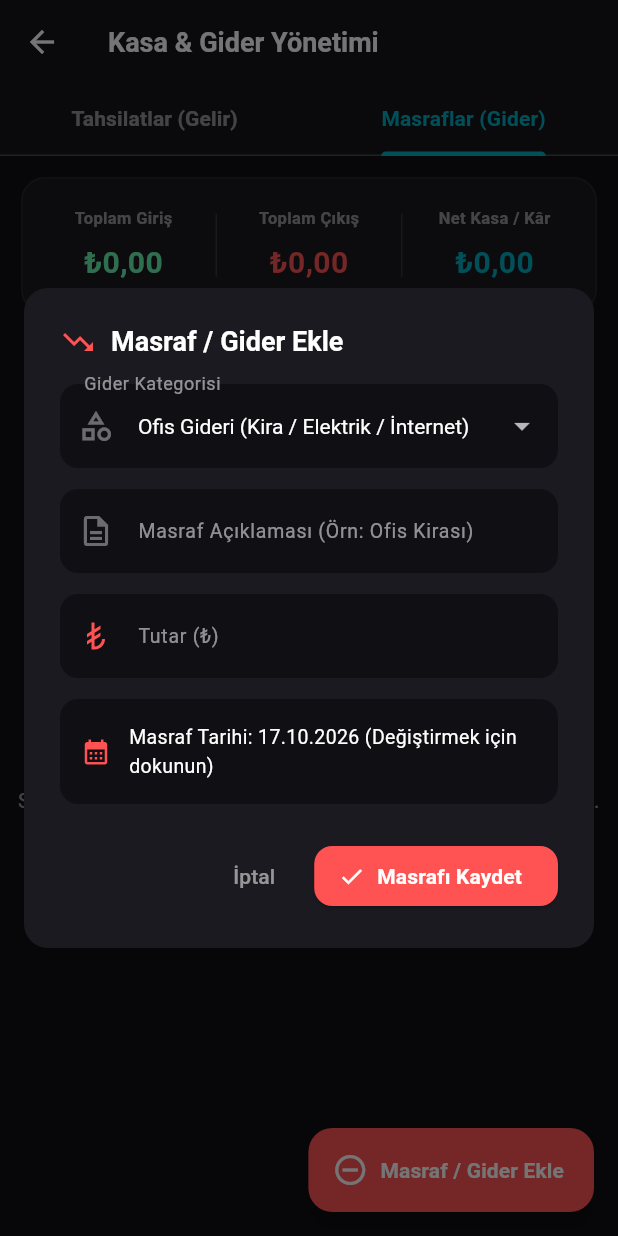
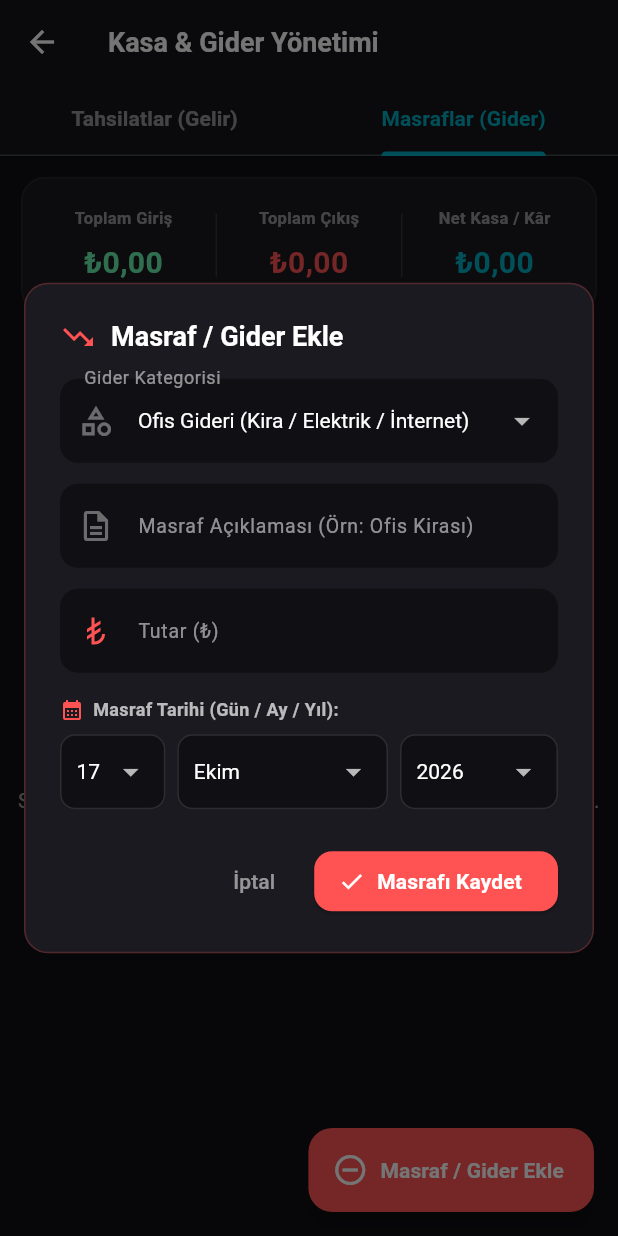
Before and after one commit to Electus41/hesap_takip, a Flutter app: the CashTransactionsScreen screen opened directly, tab 2 chosen, after a tap on "Masraf / Gider Ekle", on a phone screen of 412 x 824 dp. Run offline on Flutter 3.47's test engine with Material 3 defaults, Android fonts, the phone set to English and light mode, and no system bars; our stand-ins replace file_picker, pdf, printing, shared_preferences, supabase_flutter; accounts and stored records are empty.

Commit message:
Kasa ekrani Turkce tarih secici ve gider yonetimi guncellendi

```diff
--- a/lib/screens/finance/cash_transactions_screen.dart
+++ b/lib/screens/finance/cash_transactions_screen.dart
@@ -25,6 +25,21 @@ class _CashTransactionsScreenState extends State<CashTransactionsScreen>
   double _totalIncome = 0.0;
   double _totalExpense = 0.0;
 
+  static const List<String> _turkishMonths = [
+    'Ocak',
+    'Şubat',
+    'Mart',
+    'Nisan',
+    'Mayıs',
+    'Haziran',
+    'Temmuz',
+    'Ağustos',
+    'Eylül',
+    'Ekim',
+    'Kasım',
+    'Aralık',
+  ];
+
   @override
   void initState() {
     super.initState();
@@ -43,6 +58,123 @@ class _CashTransactionsScreenState extends State<CashTransactionsScreen>
   void dispose() {
     _tabController.dispose();
     super.dispose();
+  }
+
+  // RAPOR EKRANIYLA BİREBİR AYNI %100 TÜRKÇE GÜN / AY / YIL SEÇİCİ
+  Widget _buildTurkishDateDropdowns(
+    DateTime current,
+    ValueChanged<DateTime> onChanged,
+  ) {
+    final maxDaysInMonth = DateTime(current.year, current.month + 1, 0).day;
+    final safeDay = current.day > maxDaysInMonth ? maxDaysInMonth : current.day;
+
+    return Row(
+      children: [
+        // GÜN SEÇİMİ
+        Expanded(
+          flex: 2,
+          child: Container(
+            padding: const EdgeInsets.symmetric(horizontal: 10),
+            decoration: BoxDecoration(
+              color: const Color(0xFF101014),
+              borderRadius: BorderRadius.circular(10),
+              border: Border.all(color: Colors.white12),
+            ),
+            child: DropdownButtonHideUnderline(
+              child: DropdownButton<int>(
+                value: safeDay,
+                isExpanded: true,
+                dropdownColor: const Color(0xFF222222),
+                style: const TextStyle(color: Colors.white, fontSize: 14),
+                items: List.generate(maxDaysInMonth, (i) => i + 1)
+                    .map(
+                      (d) => DropdownMenuItem(
+                        value: d,
+                        child: Text(d.toString().padLeft(2, '0')),
+                      ),
+                    )
+                    .toList(),
+                onChanged: (val) {
+                  if (val != null) {
+                    onChanged(DateTime(current.year, current.month, val));
+                  }
+                },
+              ),
+            ),
+          ),
+        ),
+        const SizedBox(width: 8),
+        // TÜRKÇE AY SEÇİMİ
+        Expanded(
+          flex: 4,
+          child: Container(
+            padding: const EdgeInsets.symmetric(horizontal: 10),
+            decoration: BoxDecoration(
+              color: const Color(0xFF101014),
+              borderRadius: BorderRadius.circular(10),
+              border: Border.all(color: Colors.white12),
+            ),
+            child: DropdownButtonHideUnderline(
+              child: DropdownButton<int>(
+                value: current.month,
+                isExpanded: true,
+                dropdownColor: const Color(0xFF222222),
+                style: const TextStyle(color: Colors.white, fontSize: 14),
+                items: List.generate(12, (i) => i + 1)
+                    .map(
+                      (m) => DropdownMenuItem(
+                        value: m,
+                        child: Text(_turkishMonths[m - 1]),
+                      ),
+                    )
+                    .toList(),
+                onChanged: (val) {
+                  if (val != null) {
+                    final maxD = DateTime(current.year, val + 1, 0).day;
+                    final d = current.day > maxD ? maxD : current.day;
+                    onChanged(DateTime(current.year, val, d));
+                  }
+                },
+              ),
+            ),
+          ),
+        ),
+        const SizedBox(width: 8),
+        // YIL SEÇİMİ (2015 - 2035)
+        Expanded(
+          flex: 3,
+          child: Container(
+            padding: const EdgeInsets.symmetric(horizontal: 10),
+            decoration: BoxDecoration(
+              color: const Color(0xFF101014),
+              borderRadius: BorderRadius.circular(10),
+              border: Border.all(color: Colors.white12),
+            ),
+            child: DropdownButtonHideUnderline(
+              child: DropdownButton<int>(
+                value: current.year,
+                isExpanded: true,
+                dropdownColor: const Color(0xFF222222),
+                style: const TextStyle(color: Colors.white, fontSize: 14),
+                items: List.generate(21, (i) => 2015 + i)
+                    .map(
+                      (y) =>
+                          DropdownMenuItem(value: y, child: Text(y.toString())),
+                    )
+                    .toList(),
+                onChanged: (val) {
+                  if (val != null) {
+                    final maxD = DateTime(val, current.month + 1, 0).day;
+                    final d = safeDay > maxD ? maxD : safeDay;
+                    onChanged(DateTime(val, current.month, d));
+                  }
+                },
+              ),
+            ),
+          ),
+        ),
+      ],
+    );
   }
 
   Future<void> _fetchCashData() async {
@@ -162,6 +294,9 @@ class _CashTransactionsScreenState extends State<CashTransactionsScreen>
             ),
             shape: RoundedRectangleBorder(
               borderRadius: BorderRadius.circular(16),
+              side: BorderSide(
+                color: Colors.greenAccent.withValues(alpha: 0.25),
+              ),
             ),
             title: const Row(
               children: [
@@ -271,51 +406,29 @@ class _CashTransactionsScreenState extends State<CashTransactionsScreen>
                         ),
                       ),
                     ),
-                    const SizedBox(height: 14),
-                    // GEÇMİŞ VEYA BUGÜNKÜ TARİH SEÇİCİ
-                    InkWell(
-                      onTap: () async {
-                        final picked = await showDatePicker(
-                          context: context,
-                          initialDate: selectedDate,
-                          firstDate: DateTime(2015),
-                          lastDate: DateTime(2035),
-                        );
-                        if (picked != null) {
-                          setDialogState(() => selectedDate = picked);
-                        }
-                      },
-                      borderRadius: BorderRadius.circular(12),
-                      child: Container(
-                        padding: const EdgeInsets.symmetric(
-                          horizontal: 14,
-                          vertical: 16,
-                        ),
-                        decoration: BoxDecoration(
-                          color: const Color(0xFF101014),
-                          borderRadius: BorderRadius.circular(12),
-                        ),
-                        child: Row(
+                    const SizedBox(height: 16),
+                    const Row(
                       children: [
-                            const Icon(
+                        Icon(
                           Icons.calendar_month,
                           color: Color(0xFF00ACC1),
-                              size: 20,
+                          size: 16,
                         ),
-                            const SizedBox(width: 12),
-                            Expanded(
-                              child: Text(
-                                'İşlem Tarihi: ${DateFormat('dd.MM.yyyy').format(selectedDate)} (Değiştirmek için dokunun)',
-                                style: const TextStyle(
-                                  color: Colors.white,
-                                  fontSize: 13,
-                                ),
+                        SizedBox(width: 6),
+                        Text(
+                          'Tahsilat / İşlem Tarihi (Gün / Ay / Yıl):',
+                          style: TextStyle(
+                            color: Colors.white70,
+                            fontSize: 12,
+                            fontWeight: FontWeight.bold,
                           ),
                         ),
                       ],
                     ),
-                      ),
-                    ),
+                    const SizedBox(height: 8),
+                    _buildTurkishDateDropdowns(selectedDate, (newDate) {
+                      setDialogState(() => selectedDate = newDate);
+                    }),
                   ],
                 ),
               ),
@@ -447,6 +560,7 @@ class _CashTransactionsScreenState extends State<CashTransactionsScreen>
             ),
             shape: RoundedRectangleBorder(
               borderRadius: BorderRadius.circular(16),
+              side: BorderSide(color: Colors.redAccent.withValues(alpha: 0.25)),
             ),
             title: const Row(
               children: [
@@ -469,6 +583,7 @@ class _CashTransactionsScreenState extends State<CashTransactionsScreen>
                 width: isMobile ? screenWidth : 440,
                 child: Column(
                   mainAxisSize: MainAxisSize.min,
+                  crossAxisAlignment: CrossAxisAlignment.start,
                   children: [
                     DropdownButtonFormField<String>(
                       value: selectedCategory,
@@ -566,50 +681,29 @@ class _CashTransactionsScreenState extends State<CashTransactionsScreen>
                         ),
                       ),
                     ),
-                    const SizedBox(height: 14),
-                    InkWell(
-                      onTap: () async {
-                        final picked = await showDatePicker(
-                          context: context,
-                          initialDate: selectedDate,
-                          firstDate: DateTime(2015),
-                          lastDate: DateTime(2035),
-                        );
-                        if (picked != null) {
-                          setDialogState(() => selectedDate = picked);
-                        }
-                      },
-                      borderRadius: BorderRadius.circular(12),
-                      child: Container(
-                        padding: const EdgeInsets.symmetric(
-                          horizontal: 14,
-                          vertical: 16,
-                        ),
-                        decoration: BoxDecoration(
-                          color: const Color(0xFF101014),
-                          borderRadius: BorderRadius.circular(12),
-                        ),
-                        child: Row(
+                    const SizedBox(height: 16),
+                    const Row(
                       children: [
-                            const Icon(
+                        Icon(
                           Icons.calendar_month,
                           color: Colors.redAccent,
-                              size: 20,
+                          size: 16,
                         ),
-                            const SizedBox(width: 12),
-                            Expanded(
-                              child: Text(
-                                'Masraf Tarihi: ${DateFormat('dd.MM.yyyy').format(selectedDate)} (Değiştirmek için dokunun)',
-                                style: const TextStyle(
-                                  color: Colors.white,
-                                  fontSize: 13,
-                                ),
+                        SizedBox(width: 6),
+                        Text(
+                          'Masraf Tarihi (Gün / Ay / Yıl):',
+                          style: TextStyle(
+                            color: Colors.white70,
+                            fontSize: 12,
+                            fontWeight: FontWeight.bold,
                           ),
                         ),
                       ],
                     ),
-                      ),
-                    ),
+                    const SizedBox(height: 8),
+                    _buildTurkishDateDropdowns(selectedDate, (newDate) {
+                      setDialogState(() => selectedDate = newDate);
+                    }),
                   ],
                 ),
               ),
@@ -779,7 +873,6 @@ class _CashTransactionsScreenState extends State<CashTransactionsScreen>
           ],
         ),
       ),
-      // SEKMEYE GÖRE DEĞİŞEN AKILLI BUTON (GELİR SEKMESİNDE GELİR EKLE, GİDERDE MASRAF EKLE)
       floatingActionButton: _activeTabIndex == 0
           ? FloatingActionButton.extended(
               onPressed: _showAddIncomeDialog,
```
Also changed, not shown: 2 other files. Lines whose indentation alone changed are shown as unchanged.
